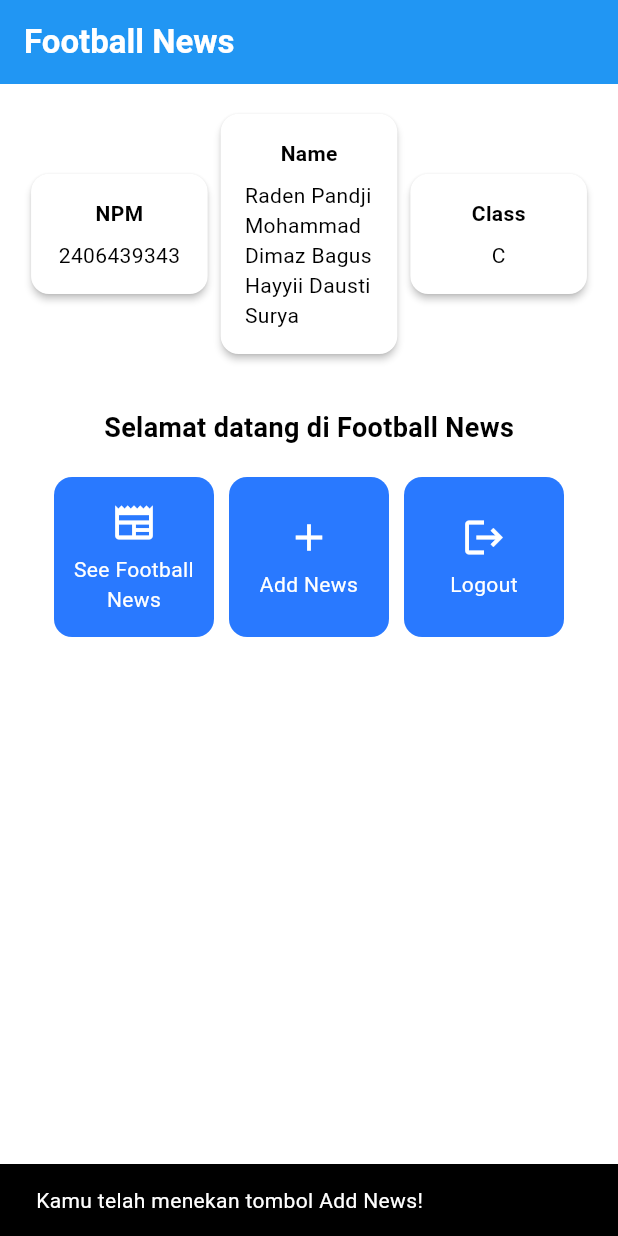
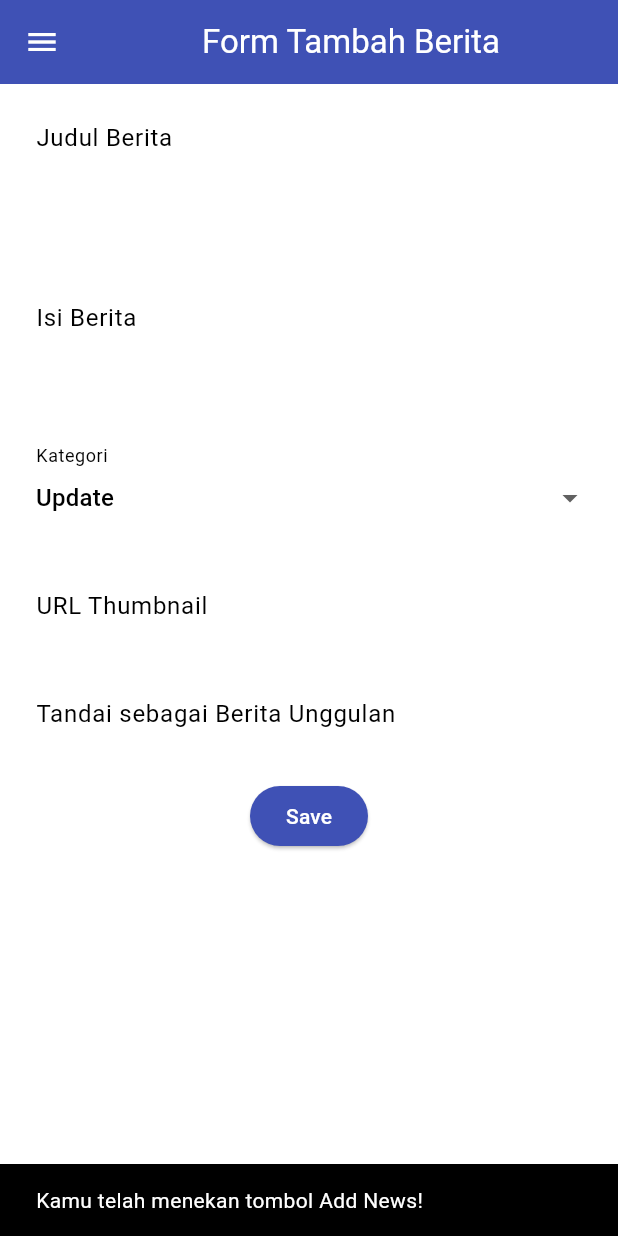
Before and after one commit to rpmdim/football-news-mobile, a Flutter app: the screen it shows after launch, after a tap on "Add News", on a phone screen of 412 x 824 dp. Run offline on Flutter 3.47's test engine with Material 3 defaults, Android fonts, the phone set to English and light mode, and no system bars.

Commit message:
TUTORIAL 7 HORE

```diff
--- a/lib/main.dart
+++ b/lib/main.dart
@@ -1,5 +1,5 @@
 import 'package:flutter/material.dart';
-import 'package:football_news/menu.dart';
+import 'package:football_news/screens/menu.dart';
 
 void main() {
   runApp(const MyApp());
--- a/lib/menu.dart
+++ b/lib/screens/menu.dart
@@ -1,4 +1,6 @@
 import 'package:flutter/material.dart';
+import 'package:football_news/widgets/left_drawer.dart';
+import 'package:football_news/widgets/news_card.dart';
 
 class MyHomePage extends StatelessWidget {
   MyHomePage({super.key});
@@ -28,6 +30,7 @@ class MyHomePage extends StatelessWidget {
         // Warna latar belakang AppBar diambil dari skema warna tema aplikasi.
         backgroundColor: Theme.of(context).colorScheme.primary,
       ),
+      drawer: const LeftDrawer(),
       // Body halaman dengan padding di sekelilingnya.
       body: Padding(
         padding: const EdgeInsets.all(16.0),
@@ -121,61 +124,3 @@ class InfoCard extends StatelessWidget {
     );
   }
 }
-
-class ItemHomepage {
-  final String name;
-  final IconData icon;
-
-  ItemHomepage(this.name, this.icon);
-}
-
-class ItemCard extends StatelessWidget {
-  // Menampilkan kartu dengan ikon dan nama.
-
-  final ItemHomepage item;
-
-  const ItemCard(this.item, {super.key});
-
-  @override
-  Widget build(BuildContext context) {
-    return Material(
-      // Menentukan warna latar belakang dari tema aplikasi.
-      color: Theme.of(context).colorScheme.secondary,
-      // Membuat sudut kartu melengkung.
-      borderRadius: BorderRadius.circular(12),
-
-      child: InkWell(
-        // Aksi ketika kartu ditekan.
-        onTap: () {
-          // Menampilkan pesan SnackBar saat kartu ditekan.
-          ScaffoldMessenger.of(context)
-            ..hideCurrentSnackBar()
-            ..showSnackBar(
-              SnackBar(
-                content: Text("Kamu telah menekan tombol ${item.name}!"),
-              ),
-            );
-        },
-        // Container untuk menyimpan Icon dan Text
-        child: Container(
-          padding: const EdgeInsets.all(8),
-          child: Center(
-            child: Column(
-              // Menyusun ikon dan teks di tengah kartu.
-              mainAxisAlignment: MainAxisAlignment.center,
-              children: [
-                Icon(item.icon, color: Colors.white, size: 30.0),
-                const Padding(padding: EdgeInsets.all(3)),
-                Text(
-                  item.name,
-                  textAlign: TextAlign.center,
-                  style: const TextStyle(color: Colors.white),
-                ),
-              ],
-            ),
-          ),
-        ),
-      ),
-    );
-  }
-}
--- /dev/null
+++ b/lib/screens/newslist_form.dart
@@ -0,0 +1,209 @@
+import 'package:flutter/material.dart';
+// TODO: Impor drawer yang sudah dibuat sebelumnya
+import 'package:football_news/widgets/left_drawer.dart';
+
+class NewsFormPage extends StatefulWidget {
+  const NewsFormPage({super.key});
+
+  @override
+  State<NewsFormPage> createState() => _NewsFormPageState();
+}
+
+class _NewsFormPageState extends State<NewsFormPage> {
+  final _formKey = GlobalKey<FormState>();
+  String _title = "";
+  String _content = "";
+  String _category = "update"; // default
+  String _thumbnail = "";
+  bool _isFeatured = false; // default
+
+  final List<String> _categories = [
+    'transfer',
+    'update',
+    'exclusive',
+    'match',
+    'rumor',
+    'analysis',
+  ];
+
+  @override
+  Widget build(BuildContext context) {
+    return Scaffold(
+      appBar: AppBar(
+        title: const Center(child: Text('Form Tambah Berita')),
+        backgroundColor: Colors.indigo,
+        foregroundColor: Colors.white,
+      ),
+      // TODO: Tambahkan drawer yang sudah dibuat di sini
+      drawer: const LeftDrawer(),
+      body: Form(
+        key: _formKey,
+        child: SingleChildScrollView(
+          child: Column(
+            crossAxisAlignment: CrossAxisAlignment.start,
+            children: [
+              // === Title ===
+              Padding(
+                padding: const EdgeInsets.all(8.0),
+                child: TextFormField(
+                  decoration: InputDecoration(
+                    hintText: 'Masukkan Judul Berita',
+                    labelText: 'Judul Berita',
+                    border: OutlineInputBorder(
+                      borderRadius: BorderRadius.circular(5.0),
+                    ),
+                  ),
+                  onChanged: (String? value) {
+                    setState(() {
+                      _title = value!;
+                    });
+                  },
+                  validator: (String? value) {
+                    if (value == null || value.isEmpty) {
+                      return 'Judul tidak boleh kosong!';
+                    }
+                    return null;
+                  },
+                ),
+              ),
+              // === Content ===
+              Padding(
+                padding: const EdgeInsets.all(8.0),
+                child: TextFormField(
+                  maxLines: 5,
+                  decoration: InputDecoration(
+                    hintText: 'Isi Berita',
+                    labelText: 'Isi Berita',
+                    border: OutlineInputBorder(
+                      borderRadius: BorderRadius.circular(5.0),
+                    ),
+                  ),
+                  onChanged: (String? value) {
+                    setState(() {
+                      _content = value!;
+                    });
+                  },
+                  validator: (String? value) {
+                    if (value == null || value.isEmpty) {
+                      return 'Isi berita tidak boleh kosong!';
+                    }
+                    return null;
+                  },
+                ),
+              ),
+              // === Category ===
+              Padding(
+                padding: const EdgeInsets.all(8.0),
+                child: DropdownButtonFormField<String>(
+                  decoration: InputDecoration(
+                    labelText: 'Kategori',
+                    border: OutlineInputBorder(
+                      borderRadius: BorderRadius.circular(5.0),
+                    ),
+                  ),
+                  value: _category,
+                  items: _categories
+                      .map(
+                        (cat) => DropdownMenuItem(
+                          value: cat,
+                          child: Text(cat[0].toUpperCase() + cat.substring(1)),
+                        ),
+                      )
+                      .toList(),
+                  onChanged: (String? newValue) {
+                    setState(() {
+                      _category = newValue!;
+                    });
+                  },
+                ),
+              ),
+              // === Thumbnail URL ===
+              Padding(
+                padding: const EdgeInsets.all(8.0),
+                child: TextFormField(
+                  decoration: InputDecoration(
+                    hintText: 'URL Thumbnail (opsional)',
+                    labelText: 'URL Thumbnail',
+                    border: OutlineInputBorder(
+                      borderRadius: BorderRadius.circular(5.0),
+                    ),
+                  ),
+                  onChanged: (String? value) {
+                    setState(() {
+                      _thumbnail = value!;
+                    });
+                  },
+                ),
+              ),
+              // === Is Featured ===
+              Padding(
+                padding: const EdgeInsets.all(8.0),
+                child: SwitchListTile(
+                  title: const Text('Tandai sebagai Berita Unggulan'),
+                  value: _isFeatured,
+                  onChanged: (bool value) {
+                    setState(() {
+                      _isFeatured = value;
+                    });
+                  },
+                ),
+              ),
+              // === Tombol Simpan ===
+              Align(
+                alignment: Alignment.bottomCenter,
+                child: Padding(
+                  padding: const EdgeInsets.all(8.0),
+                  child: ElevatedButton(
+                    style: ButtonStyle(
+                      backgroundColor: MaterialStateProperty.all(Colors.indigo),
+                    ),
+                    onPressed: () {
+                      if (_formKey.currentState!.validate()) {
+                        showDialog(
+                          context: context,
+                          builder: (context) {
+                            return AlertDialog(
+                              title: const Text('Produk berhasil tersimpan'),
+                              content: SingleChildScrollView(
+                                child: Column(
+                                  crossAxisAlignment: CrossAxisAlignment.start,
+                                  children: [
+                                    Text('Judul: $_title'),
+                                    // TODO: Munculkan value-value lainnya
+                                    Text('Isi: $_content'),
+                                    Text('Kategori: $_category'),
+                                    Text('Thumbnail: $_thumbnail'),
+                                    Text(
+                                      'Unggulan: ${_isFeatured ? "Ya" : "Tidak"}',
+                                    ),
+                                  ],
+                                ),
+                              ),
+                              actions: [
+                                TextButton(
+                                  child: const Text('OK'),
+                                  onPressed: () {
+                                    Navigator.pop(context);
+                                  },
+                                ),
+                              ],
+                            );
+                          },
+                        );
+                        _formKey.currentState!.reset();
+                      }
+                    },
+                    child: const Text(
+                      "Save",
+                      style: TextStyle(color: Colors.white),
+                    ),
+                  ),
+                ),
+              ),
+            ],
+          ),
+        ),
+      ),
+    );
+  }
+}
--- /dev/null
+++ b/lib/widgets/left_drawer.dart
@@ -0,0 +1,88 @@
+import 'package:flutter/material.dart';
+import 'package:football_news/screens/menu.dart';
+import 'package:football_news/screens/newslist_form.dart';
+
+class LeftDrawer extends StatelessWidget {
+  const LeftDrawer({super.key});
+
+  @override
+  Widget build(BuildContext context) {
+    return Drawer(
+      child: ListView(
+        children: [
+          const DrawerHeader(
+            // TODO: Bagian drawer header
+            decoration: BoxDecoration(color: Colors.blue),
+            child: Column(
+              children: [
+                Text(
+                  'RADKICKS',
+                  textAlign: TextAlign.center,
+                  style: TextStyle(
+                    fontSize: 30,
+                    fontWeight: FontWeight.bold,
+                    color: Colors.white,
+                  ),
+                ),
+                Padding(padding: EdgeInsets.all(10)),
+                Text(
+                  "Seluruh berita sepak bola terkini di sini!",
+                  textAlign: TextAlign.center,
+                  style: TextStyle(
+                    fontSize: 15,
+                    fontWeight: FontWeight.normal,
+                    color: Colors.white,
+                  ),
+                ),
+              ],
+            ),
+          ),
+          // TODO: Bagian routing
+          ListTile(
+            leading: const Icon(Icons.home_outlined),
+            title: const Text('Home'),
+            // Bagian redirection ke MyHomePage
+            onTap: () {
+              Navigator.pushReplacement(
+                context,
+                MaterialPageRoute(builder: (context) => MyHomePage()),
+              );
+            },
+          ),
+          ListTile(
+            leading: const Icon(Icons.post_add),
+            title: const Text('Add News'),
+            onTap: () {
+              Navigator.pushReplacement(
+                context,
+                MaterialPageRoute(builder: (context) => NewsFormPage()),
+              );
+            },
+          ),
+          ListTile(
+            leading: const Icon(Icons.list),
+            title: const Text('List News'),
+            onTap: () {
+              Navigator.pushReplacement(
+                context,
+                MaterialPageRoute(builder: (context) => NewsListPage()),
+              );
+            },
+          ),
+        ],
+      ),
+    );
+  }
+}
+
+class NewsListPage extends StatelessWidget {
+  const NewsListPage({super.key});
+
+  @override
+  Widget build(BuildContext context) {
+    return Scaffold(
+      appBar: AppBar(title: const Text('List News')),
+      body: const Center(child: Text('News list goes here')),
+    );
+  }
+}
--- /dev/null
+++ b/lib/widgets/news_card.dart
@@ -0,0 +1,68 @@
+import 'package:flutter/material.dart';
+import 'package:football_news/screens/newslist_form.dart';
+
+class ItemHomepage {
+  final String name;
+  final IconData icon;
+
+  ItemHomepage(this.name, this.icon);
+}
+
+class ItemCard extends StatelessWidget {
+  // Menampilkan kartu dengan ikon dan nama.
+
+  final ItemHomepage item;
+
+  const ItemCard(this.item, {super.key});
+
+  @override
+  Widget build(BuildContext context) {
+    return Material(
+      // Menentukan warna latar belakang dari tema aplikasi.
+      color: Theme.of(context).colorScheme.secondary,
+      // Membuat sudut kartu melengkung.
+      borderRadius: BorderRadius.circular(12),
+
+      child: InkWell(
+        // Aksi ketika kartu ditekan.
+        onTap: () {
+          // Menampilkan pesan SnackBar saat kartu ditekan.
+          ScaffoldMessenger.of(context)
+            ..hideCurrentSnackBar()
+            ..showSnackBar(
+              SnackBar(
+                content: Text("Kamu telah menekan tombol ${item.name}!"),
+              ),
+            );
+          if (item.name == "Add News") {
+            Navigator.push(
+              context,
+              MaterialPageRoute(builder: (context) => const NewsFormPage()),
+            );
+          } else if (item.name == "Logout") {
+            Navigator.pop(context);
+          }
+        },
+        // Container untuk menyimpan Icon dan Text
+        child: Container(
+          padding: const EdgeInsets.all(8),
+          child: Center(
+            child: Column(
+              // Menyusun ikon dan teks di tengah kartu.
+              mainAxisAlignment: MainAxisAlignment.center,
+              children: [
+                Icon(item.icon, color: Colors.white, size: 30.0),
+                const Padding(padding: EdgeInsets.all(3)),
+                Text(
+                  item.name,
+                  textAlign: TextAlign.center,
+                  style: const TextStyle(color: Colors.white),
+                ),
+              ],
+            ),
+          ),
+        ),
+      ),
+    );
+  }
+}
```
